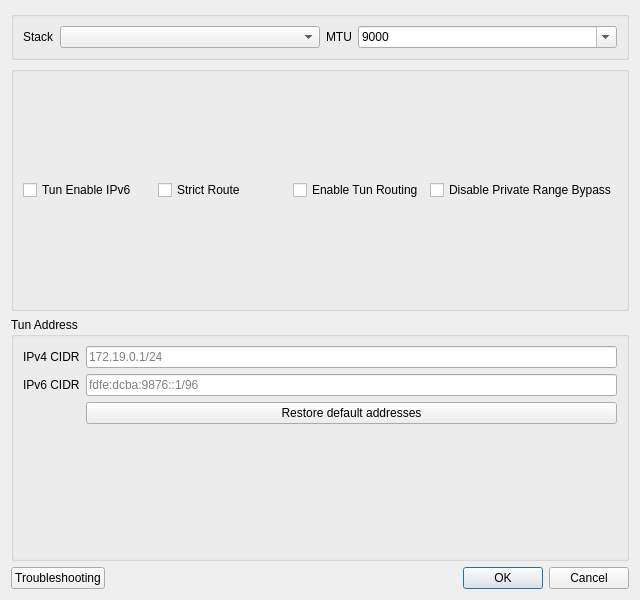
Qt form include/ui/setting/dialog_vpn_settings.ui (Yulinanami/ethernet-tun-test) before a commit.
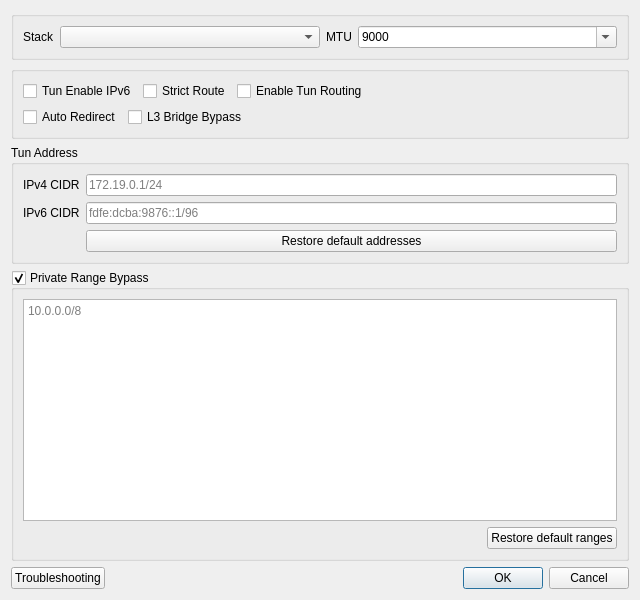
The same form after that commit.

```diff
--- a/include/ui/setting/dialog_vpn_settings.ui
+++ b/include/ui/setting/dialog_vpn_settings.ui
@@ -78,7 +78,9 @@
    </item>
    <item>
     <widget class="QGroupBox" name="horizontalGroupBox_2">
-     <layout class="QHBoxLayout" name="horizontalLayout">
+     <layout class="QVBoxLayout" name="checksVLayout">
+      <item>
+       <layout class="QHBoxLayout" name="checksRow1">
       <item>
        <widget class="QCheckBox" name="vpn_ipv6">
         <property name="text">
@@ -104,14 +106,56 @@
        </widget>
       </item>
       <item>
-       <widget class="QCheckBox" name="disable_priv_range">
+         <spacer name="checksRow1Spacer">
+          <property name="orientation">
+           <enum>Qt::Orientation::Horizontal</enum>
+          </property>
+          <property name="sizeHint" stdset="0">
+           <size>
+            <width>40</width>
+            <height>20</height>
+           </size>
+          </property>
+         </spacer>
+        </item>
+       </layout>
+      </item>
+      <item>
+       <layout class="QHBoxLayout" name="checksRow2">
+        <item>
+         <widget class="QCheckBox" name="auto_redirect">
         <property name="toolTip">
          <string>&lt;html&gt;&lt;head/&gt;&lt;body&gt;&lt;p&gt;Allows traffics destined for private ranges to be hijacked into The Core&lt;/p&gt;&lt;/body&gt;&lt;/html&gt;</string>
         </property>
         <property name="text">
-         <string>Disable Private Range Bypass</string>
-        </property>
-       </widget>
+           <string>Auto Redirect</string>
+          </property>
+         </widget>
+        </item>
+        <item>
+         <widget class="QCheckBox" name="l3_bridge">
+          <property name="toolTip">
+           <string>&lt;html&gt;&lt;head/&gt;&lt;body&gt;&lt;p&gt;Forwards bypassed traffic straight out of the network interface instead of rebuilding it as a new connection, which is faster and keeps NAT intact for games and P2P. Applies to UDP and ICMP only; TCP still needs to be sniffed and keeps taking the normal direct path.&lt;/p&gt;&lt;/body&gt;&lt;/html&gt;</string>
+          </property>
+          <property name="text">
+           <string>L3 Bridge Bypass</string>
+          </property>
+         </widget>
+        </item>
+        <item>
+         <spacer name="checksRow2Spacer">
+          <property name="orientation">
+           <enum>Qt::Orientation::Horizontal</enum>
+          </property>
+          <property name="sizeHint" stdset="0">
+           <size>
+            <width>40</width>
+            <height>20</height>
+           </size>
+          </property>
+         </spacer>
+        </item>
+       </layout>
       </item>
      </layout>
     </widget>
@@ -160,6 +204,58 @@
      </layout>
     </widget>
    </item>
+   <item>
+    <widget class="QGroupBox" name="privRangeGroupBox">
+     <property name="toolTip">
+      <string>&lt;html&gt;&lt;head/&gt;&lt;body&gt;&lt;p&gt;Address ranges handed straight to the physical NIC instead of being routed through the core, one CIDR per line. Uncheck to let the core hijack private range traffic instead. Loopback and broadcast are always bypassed and cannot be listed here.&lt;/p&gt;&lt;/body&gt;&lt;/html&gt;</string>
+     </property>
+     <property name="title">
+      <string>Private Range Bypass</string>
+     </property>
+     <property name="checkable">
+      <bool>true</bool>
+     </property>
+     <layout class="QVBoxLayout" name="privRangeLayout">
+      <item>
+       <widget class="QPlainTextEdit" name="priv_ranges">
+        <property name="sizePolicy">
+         <sizepolicy hsizetype="Expanding" vsizetype="Expanding">
+          <horstretch>0</horstretch>
+          <verstretch>0</verstretch>
+         </sizepolicy>
+        </property>
+        <property name="placeholderText">
+         <string notr="true">10.0.0.0/8</string>
+        </property>
+       </widget>
+      </item>
+      <item>
+       <layout class="QHBoxLayout" name="privRangeButtonsRow">
+        <item>
+         <spacer name="privRangeButtonsSpacer">
+          <property name="orientation">
+           <enum>Qt::Orientation::Horizontal</enum>
+          </property>
+          <property name="sizeHint" stdset="0">
+           <size>
+            <width>40</width>
+            <height>20</height>
+           </size>
+          </property>
+         </spacer>
+        </item>
+        <item>
+         <widget class="QPushButton" name="restore_default_ranges">
+          <property name="text">
+           <string>Restore default ranges</string>
+          </property>
+         </widget>
+        </item>
+       </layout>
+      </item>
+     </layout>
+    </widget>
+   </item>
    <item>
     <layout class="QHBoxLayout" name="horizontalLayout_3">
      <item>
```
Left out of the diff: 2 changed lines with no effect on the pictures. Lines whose indentation alone changed are shown as unchanged.
